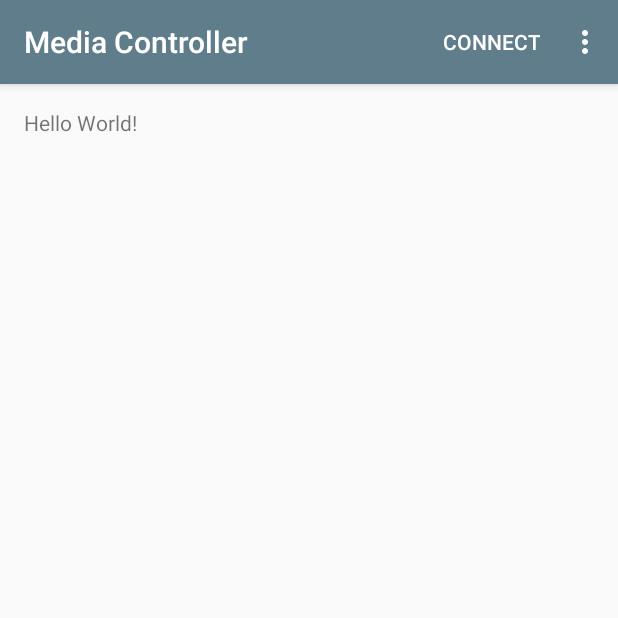
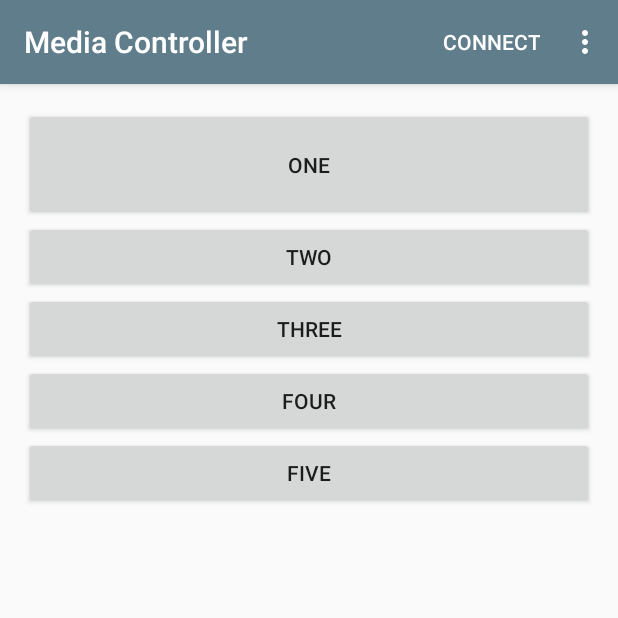
Before and after one commit to s-d/set09118_coursework, an Android app: the screen it shows after launch (MainActivity), on a phone screen of 412 x 824 dp, the top half of it. Run offline under Robolectric (Android 15) with nearby library versions, the light colour scheme and no system bars.

Commit message:
added some basic buttons.

```diff
--- a/ANDROID/MediaController/app/src/main/res/layout/content_main.xml
+++ b/ANDROID/MediaController/app/src/main/res/layout/content_main.xml
@@ -1,9 +1,10 @@
 <?xml version="1.0" encoding="utf-8"?>
-<RelativeLayout xmlns:android="http://schemas.android.com/apk/res/android"
+<LinearLayout xmlns:android="http://schemas.android.com/apk/res/android"
     xmlns:app="http://schemas.android.com/apk/res-auto"
     xmlns:tools="http://schemas.android.com/tools"
     android:layout_width="match_parent"
     android:layout_height="match_parent"
+    android:orientation="vertical"
     android:paddingBottom="@dimen/activity_vertical_margin"
     android:paddingLeft="@dimen/activity_horizontal_margin"
     android:paddingRight="@dimen/activity_horizontal_margin"
@@ -12,8 +13,29 @@
     tools:context="uk.co.sam.mediacontroller.MainActivity"
     tools:showIn="@layout/activity_main">
 
-    <TextView
-        android:layout_width="wrap_content"
+    <Button
+        android:layout_width="match_parent"
+        android:layout_height="75dp"
+        android:text="one" />
+
+    <Button
+        android:layout_width="match_parent"
         android:layout_height="wrap_content"
-        android:text="Hello World!" />
-</RelativeLayout>
+        android:text="two" />
+
+    <Button
+        android:layout_width="match_parent"
+        android:layout_height="wrap_content"
+        android:text="three" />
+
+    <Button
+        android:layout_width="match_parent"
+        android:layout_height="wrap_content"
+        android:text="four" />
+
+    <Button
+        android:layout_width="match_parent"
+        android:layout_height="wrap_content"
+        android:text="five" />
+
+</LinearLayout>
```
